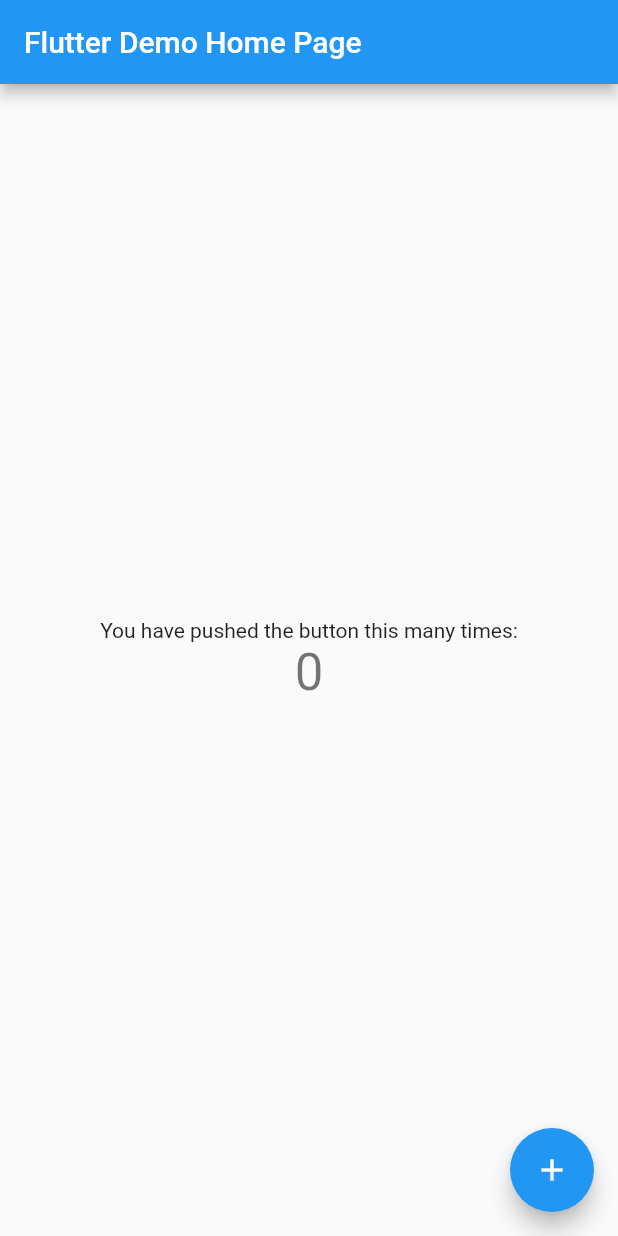
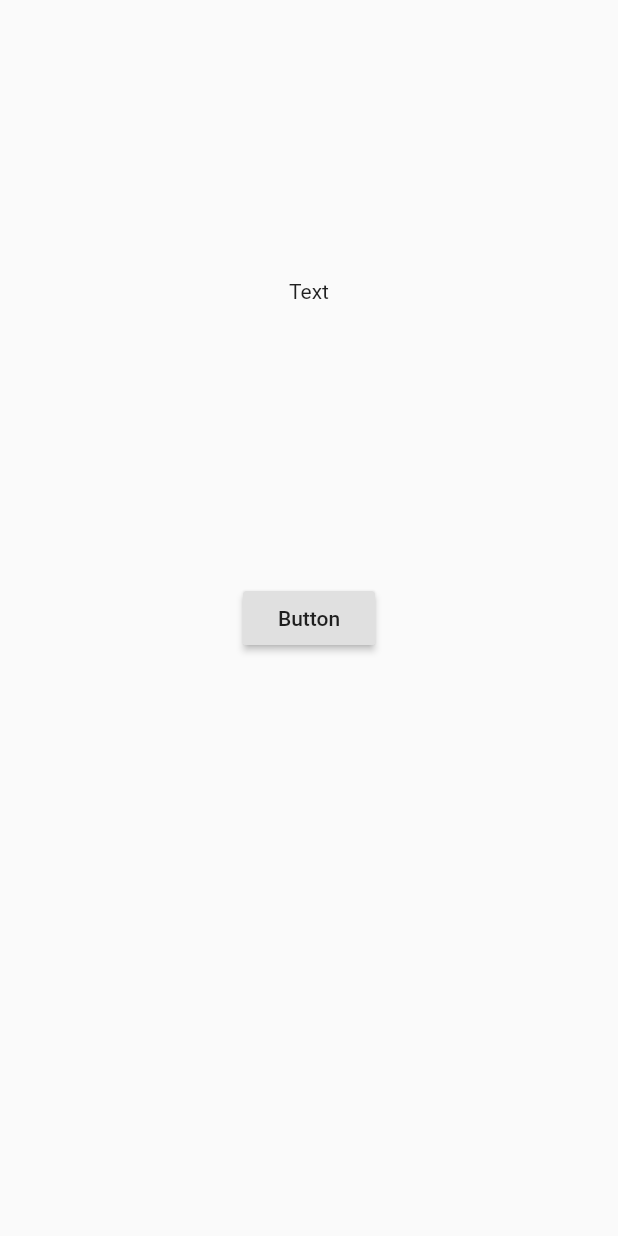
Before and after one commit to lingonsaft/clicker-app, a Flutter app: the screen it shows after launch, on a phone screen of 412 x 824 dp. Run offline on Flutter 3.47's test engine with Material 2 defaults, Android fonts, the phone set to English and light mode, and no system bars.

Commit message:
removed default code and added button

```diff
--- a/lib/main.dart
+++ b/lib/main.dart
@@ -3,109 +3,33 @@
 void main() => runApp(MyApp());
 
 class MyApp extends StatelessWidget {
-  // This widget is the root of your application.
   @override
   Widget build(BuildContext context) {
     return MaterialApp(
-      title: 'Flutter Demo',
+      title: 'Clicker App',
       theme: ThemeData(
-        // This is the theme of your application.
-        //
-        // Try running your application with "flutter run". You'll see the
-        // application has a blue toolbar. Then, without quitting the app, try
-        // changing the primarySwatch below to Colors.green and then invoke
-        // "hot reload" (press "r" in the console where you ran "flutter run",
-        // or simply save your changes to "hot reload" in a Flutter IDE).
-        // Notice that the counter didn't reset back to zero; the application
-        // is not restarted.
         primarySwatch: Colors.blue,
       ),
-      home: MyHomePage(title: 'Flutter Demo Home Page'),
+      home: MyHomePage(),
     );
   }
 }
 
-class MyHomePage extends StatefulWidget {
-  MyHomePage({Key key, this.title}) : super(key: key);
-
-  // This widget is the home page of your application. It is stateful, meaning
-  // that it has a State object (defined below) that contains fields that affect
-  // how it looks.
-
-  // This class is the configuration for the state. It holds the values (in this
-  // case the title) provided by the parent (in this case the App widget) and
-  // used by the build method of the State. Fields in a Widget subclass are
-  // always marked "final".
-
-  final String title;
-
-  @override
-  _MyHomePageState createState() => _MyHomePageState();
-}
-
-class _MyHomePageState extends State<MyHomePage> {
-  int _counter = 0;
-
-  void _incrementCounter() {
-    setState(() {
-      // This call to setState tells the Flutter framework that something has
-      // changed in this State, which causes it to rerun the build method below
-      // so that the display can reflect the updated values. If we changed
-      // _counter without calling setState(), then the build method would not be
-      // called again, and so nothing would appear to happen.
-      _counter++;
-    });
-  }
-
+class MyHomePage extends StatelessWidget {
   @override
   Widget build(BuildContext context) {
-    // This method is rerun every time setState is called, for instance as done
-    // by the _incrementCounter method above.
-    //
-    // The Flutter framework has been optimized to make rerunning build methods
-    // fast, so that you can just rebuild anything that needs updating rather
-    // than having to individually change instances of widgets.
     return Scaffold(
-      appBar: AppBar(
-        // Here we take the value from the MyHomePage object that was created by
-        // the App.build method, and use it to set our appbar title.
-        title: Text(widget.title),
+      body: Column(
+        children: <Widget>[
+          Expanded(child: Center(child: Text('Text'))),
+          Container(
+              child: RaisedButton(
+            child: Text('Button'),
+            onPressed: () => print('click'),
+          )),
+          Expanded(child: Container())
+        ],
       ),
-      body: Center(
-        // Center is a layout widget. It takes a single child and positions it
-        // in the middle of the parent.
-        child: Column(
-          // Column is also layout widget. It takes a list of children and
-          // arranges them vertically. By default, it sizes itself to fit its
-          // children horizontally, and tries to be as tall as its parent.
-          //
-          // Invoke "debug painting" (press "p" in the console, choose the
-          // "Toggle Debug Paint" action from the Flutter Inspector in Android
-          // Studio, or the "Toggle Debug Paint" command in Visual Studio Code)
-          // to see the wireframe for each widget.
-          //
-          // Column has various properties to control how it sizes itself and
-          // how it positions its children. Here we use mainAxisAlignment to
-          // center the children vertically; the main axis here is the vertical
-          // axis because Columns are vertical (the cross axis would be
-          // horizontal).
-          mainAxisAlignment: MainAxisAlignment.center,
-          children: <Widget>[
-            Text(
-              'You have pushed the button this many times:',
-            ),
-            Text(
-              '$_counter',
-              style: Theme.of(context).textTheme.display1,
-            ),
-          ],
-        ),
-      ),
-      floatingActionButton: FloatingActionButton(
-        onPressed: _incrementCounter,
-        tooltip: 'Increment',
-        child: Icon(Icons.add),
-      ), // This trailing comma makes auto-formatting nicer for build methods.
     );
   }
 }
```
